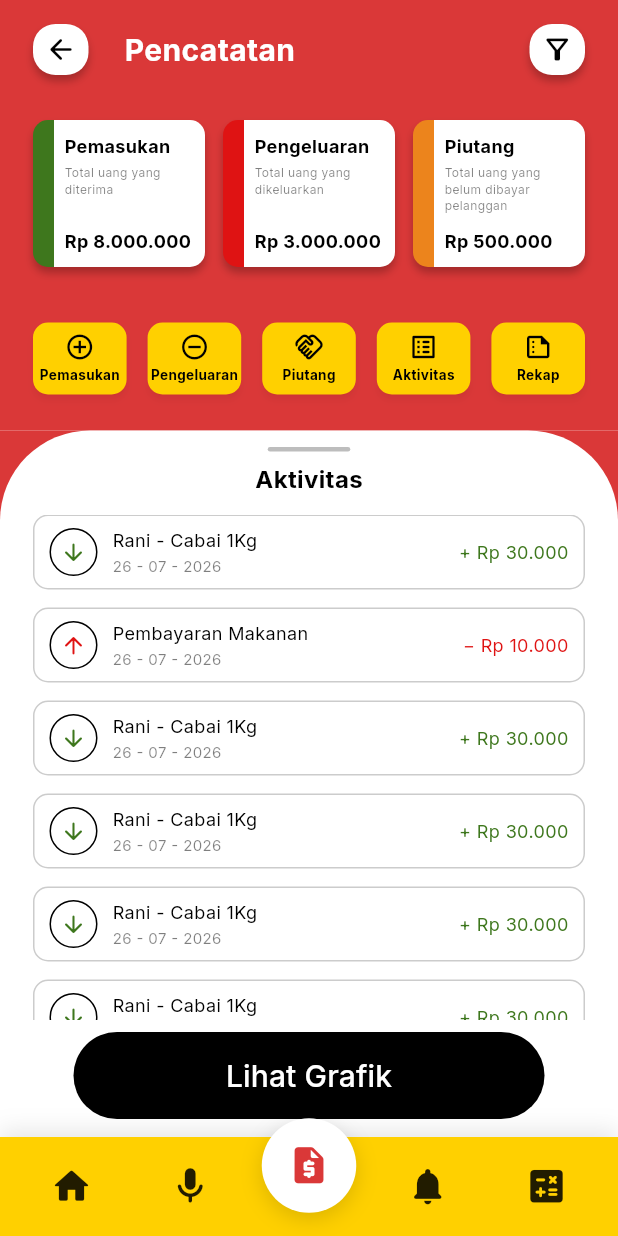
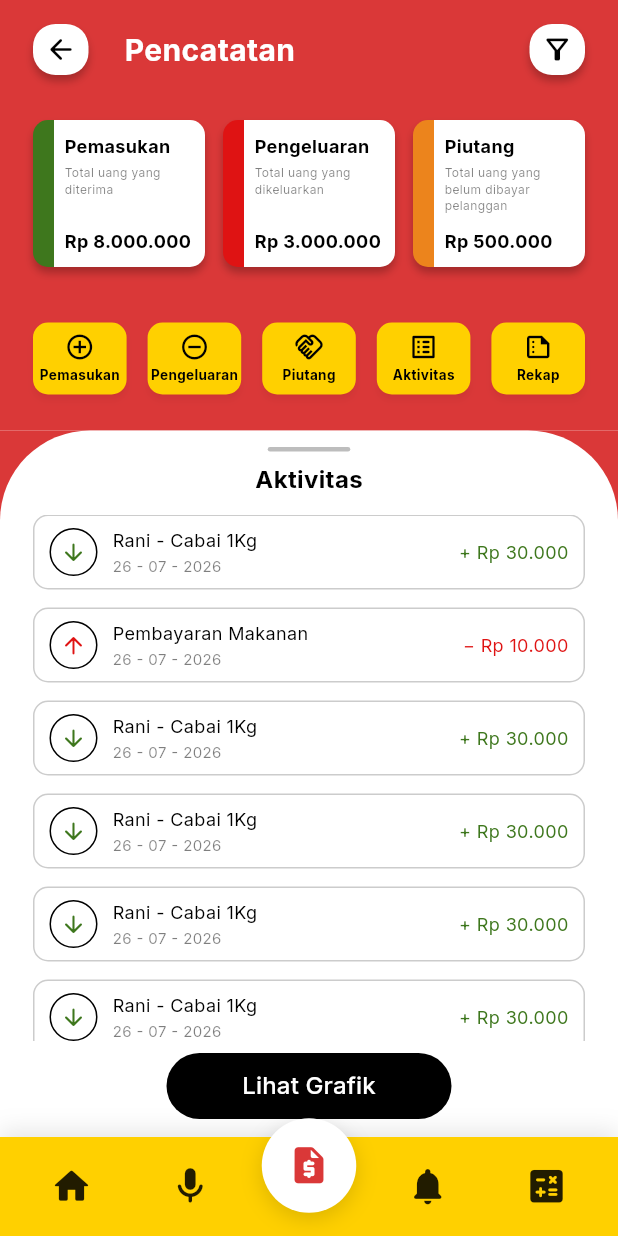
Before and after one commit to revita420/suarakas, a Flutter app: the HalamanPencatatan screen opened directly, on a phone screen of 412 x 824 dp. Run offline on Flutter 3.47's test engine with Material 3 defaults, Android fonts, the phone set to English and light mode, and no system bars; our stand-ins replace google_fonts, speech_to_text.

Commit message:
fix : ngecilin button lihat grafik

```diff
--- a/lib/buku_kas/pencatatan.dart
+++ b/lib/buku_kas/pencatatan.dart
@@ -245,9 +245,11 @@ class _HalamanPencatatanState extends State<HalamanPencatatan> {
                             Padding(
                               padding:
                                   const EdgeInsets.fromLTRB(49, 8, 49, 12),
+                              child: Align(
+                                alignment: Alignment.center,
                                 child: SizedBox(
-                                height: 58,
-                                width: double.infinity,
+                                  height: 44,
+                                  width: 190,
                                   child: ElevatedButton(
                                     onPressed: () {},
                                     style: ElevatedButton.styleFrom(
@@ -255,10 +257,15 @@ class _HalamanPencatatanState extends State<HalamanPencatatan> {
                                       foregroundColor: Colors.white,
                                       shape: const StadiumBorder(),
                                       elevation: 0,
+                                      padding: const EdgeInsets.symmetric(
+                                        horizontal: 16,
+                                      ),
                                     ),
                                     child: Text(
                                       'Lihat Grafik',
-                                    style: GoogleFonts.inter(fontSize: 20),
+                                      style:
+                                          GoogleFonts.inter(fontSize: 16),
+                                    ),
                                   ),
                                 ),
                               ),
```
Lines whose indentation alone changed are shown as unchanged.
